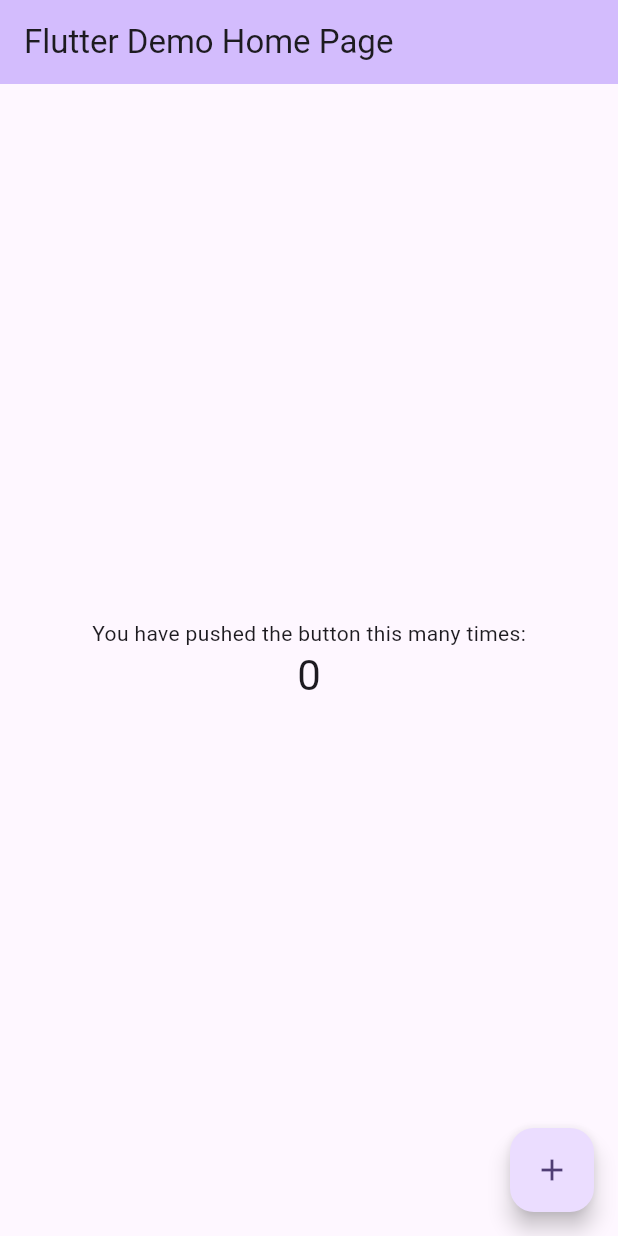
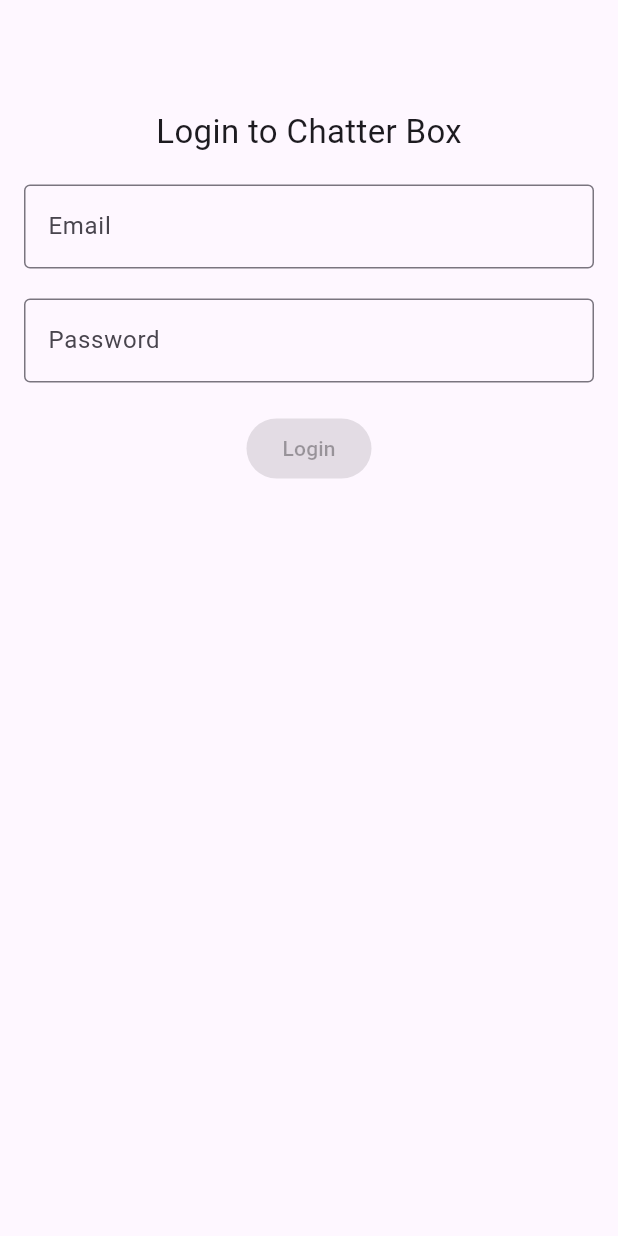
Before and after one commit to kamjony/chatter-box-flutter, a Flutter app: the screen it shows after launch, on a phone screen of 412 x 824 dp. Run offline on Flutter 3.47's test engine with Material 3 defaults, Android fonts, the phone set to English and light mode, and no system bars; our stand-ins replace cloud_firestore, firebase_auth, firebase_core, flutter_hooks, go_router, hooks_riverpod and 1 more; accounts and stored records are empty.

Commit message:
sign_in done with firebase auth, routing done with go_router

```diff
--- /dev/null
+++ b/lib/common_widgets/my_textfield.dart
@@ -0,0 +1,19 @@
+import 'package:flutter/material.dart';
+
+
+class MyTextField extends StatelessWidget {
+  final String label;
+  final TextEditingController textEditingController;
+  MyTextField({required this.label, required this.textEditingController});
+
+  @override
+  Widget build(BuildContext context) {
+    return TextField(
+      controller: textEditingController,
+      decoration: InputDecoration(
+        labelText: label,
+        border: OutlineInputBorder(),
+      ),
+    );
+  }
+}
--- /dev/null
+++ b/lib/features/auth/providers/auth_controller.dart
@@ -0,0 +1,43 @@
+import 'dart:async';
+import 'package:chatter_box/repositories/auth_repository.dart';
+import 'package:firebase_auth/firebase_auth.dart';
+import 'package:riverpod/riverpod.dart';
+
+final authControllerProvider = StateNotifierProvider<AuthController, dynamic>(
+        (ref) => AuthController(ref));
+
+class AuthController extends StateNotifier<User?> {
+  final Ref ref;
+  StreamSubscription<User?>? _authSubscriptionStream;
+
+  AuthController(this.ref) : super(null) {
+    _authSubscriptionStream?.cancel();
+    _authSubscriptionStream = ref
+        .read(authRepositoryProvider)
+        .authStateChanges
+        .listen((user) => state = user);
+  }
+
+  @override
+  void dispose() {
+    _authSubscriptionStream?.cancel();
+    super.dispose();
+  }
+
+  void createUser(String name, email, password) async {
+    await ref.read(authRepositoryProvider).createUser(name, email, password);
+  }
+
+  void signIn(String email, String password) async {
+    await ref.read(authRepositoryProvider).signIn(email, password);
+  }
+
+  void appStarted() async {
+    ref.read(authRepositoryProvider).getCurrentUser();
+  }
+
+
+  void signOut() async {
+    await ref.read(authRepositoryProvider).signOut();
+  }
+}
--- /dev/null
+++ b/lib/features/auth/views/signin/sign_in.dart
@@ -0,0 +1,69 @@
+import 'package:chatter_box/common_widgets/my_textfield.dart';
+import 'package:chatter_box/features/auth/providers/auth_controller.dart';
+import 'package:flutter/material.dart';
+import 'package:flutter_hooks/flutter_hooks.dart';
+import 'package:hooks_riverpod/hooks_riverpod.dart';
+import 'package:go_router/go_router.dart';
+
+class SignIn extends HookConsumerWidget {
+  const SignIn({super.key});
+
+  @override
+  Widget build(BuildContext context, WidgetRef ref) {
+    final emailTextCtrl = useTextEditingController();
+    final passTextCtrl = useTextEditingController();
+
+    final _areFieldsEmpty = useState<bool>(true);
+
+    bool areFieldsEmpty() {
+      return emailTextCtrl.text.toString().isEmpty ||
+          passTextCtrl.text.toString().isEmpty;
+    }
+
+    useEffect(() {
+      emailTextCtrl.addListener(() {
+        _areFieldsEmpty.value = areFieldsEmpty();
+      });
+      passTextCtrl.addListener(() {
+        _areFieldsEmpty.value = areFieldsEmpty();
+      });
+      return null;
+    }, [
+      emailTextCtrl,
+      passTextCtrl,
+    ]);
+
+    return Scaffold(
+      appBar: AppBar(),
+      body: Container(
+        padding: EdgeInsets.all(16),
+        child: Column(
+          children: [
+            Text(
+              'Login to Chatter Box',
+              style: TextStyle(fontSize: 22),
+            ),
+            SizedBox(height: 20),
+            MyTextField(label: 'Email', textEditingController: emailTextCtrl),
+            SizedBox(height: 20),
+            MyTextField(label: 'Password', textEditingController: passTextCtrl),
+            SizedBox(height: 20),
+            ElevatedButton(
+                child: const Text('Login'),
+                onPressed: _areFieldsEmpty.value
+                    ? null
+                    : () {
+                        ref.read(authControllerProvider.notifier)
+                            .signIn(emailTextCtrl.text, passTextCtrl.text);
+                        final user = ref.read(authControllerProvider);
+                        if (user != null) {
+                          context.go('/home');
+
+                        }
+                      }),
+          ],
+        ),
+      ),
+    );
+  }
+}
--- a/lib/main.dart
+++ b/lib/main.dart
@@ -1,7 +1,10 @@
+import 'package:chatter_box/features/auth/providers/auth_controller.dart';
+import 'package:chatter_box/features/auth/views/signin/sign_in.dart';
+import 'package:chatter_box/features/home/home.dart';
 import 'package:firebase_core/firebase_core.dart';
 import 'package:flutter/material.dart';
+import 'package:go_router/go_router.dart';
 import 'package:hooks_riverpod/hooks_riverpod.dart';
-
 import 'firebase_options.dart';
 
 void main() async {
@@ -9,125 +12,31 @@ void main() async {
   await Firebase.initializeApp(
     options: DefaultFirebaseOptions.currentPlatform,
   );
-  runApp(ProviderScope(child: const MyApp()));
+  runApp(ProviderScope(child: MyApp()));
 }
 
-class MyApp extends StatelessWidget {
-  const MyApp({super.key});
+class MyApp extends HookConsumerWidget {
+  @override
+  Widget build(BuildContext context, WidgetRef ref) {
+    final user = ref.watch(authControllerProvider);
 
-  // This widget is the root of your application.
-  @override
-  Widget build(BuildContext context) {
-    return MaterialApp(
-      title: 'Flutter Demo',
+    final GoRouter _router = GoRouter(
+        initialLocation: '/',
+        routes: [
+          GoRoute(path: '/', builder: (context, state) => user == null ? SignIn() : Home()),
+          GoRoute(path: '/signin', builder: (context, state) => SignIn()),
+          GoRoute(path: '/home', builder: (context, state) => Home()),
+        ]);
+
+    return MaterialApp.router(
+      title: 'Chatter Box',
+      routerConfig: _router,
       theme: ThemeData(
-        // This is the theme of your application.
-        //
-        // TRY THIS: Try running your application with "flutter run". You'll see
-        // the application has a purple toolbar. Then, without quitting the app,
-        // try changing the seedColor in the colorScheme below to Colors.green
-        // and then invoke "hot reload" (save your changes or press the "hot
-        // reload" button in a Flutter-supported IDE, or press "r" if you used
-        // the command line to start the app).
-        //
-        // Notice that the counter didn't reset back to zero; the application
-        // state is not lost during the reload. To reset the state, use hot
-        // restart instead.
-        //
-        // This works for code too, not just values: Most code changes can be
-        // tested with just a hot reload.
-        colorScheme: ColorScheme.fromSeed(seedColor: Colors.deepPurple),
-        useMaterial3: true,
+          useMaterial3: true,
+          colorScheme: ColorScheme.fromSeed(seedColor: Colors.deepPurple)
+
       ),
-      home: const MyHomePage(title: 'Flutter Demo Home Page'),
     );
   }
+
 }
-
-class MyHomePage extends StatefulWidget {
-  const MyHomePage({super.key, required this.title});
-
-  // This widget is the home page of your application. It is stateful, meaning
-  // that it has a State object (defined below) that contains fields that affect
-  // how it looks.
-
-  // This class is the configuration for the state. It holds the values (in this
-  // case the title) provided by the parent (in this case the App widget) and
-  // used by the build method of the State. Fields in a Widget subclass are
-  // always marked "final".
-
-  final String title;
-
-  @override
-  State<MyHomePage> createState() => _MyHomePageState();
-}
-
-class _MyHomePageState extends State<MyHomePage> {
-  int _counter = 0;
-
-  void _incrementCounter() {
-    setState(() {
-      // This call to setState tells the Flutter framework that something has
-      // changed in this State, which causes it to rerun the build method below
-      // so that the display can reflect the updated values. If we changed
-      // _counter without calling setState(), then the build method would not be
-      // called again, and so nothing would appear to happen.
-      _counter++;
-    });
-  }
-
-  @override
-  Widget build(BuildContext context) {
-    // This method is rerun every time setState is called, for instance as done
-    // by the _incrementCounter method above.
-    //
-    // The Flutter framework has been optimized to make rerunning build methods
-    // fast, so that you can just rebuild anything that needs updating rather
-    // than having to individually change instances of widgets.
-    return Scaffold(
-      appBar: AppBar(
-        // TRY THIS: Try changing the color here to a specific color (to
-        // Colors.amber, perhaps?) and trigger a hot reload to see the AppBar
-        // change color while the other colors stay the same.
-        backgroundColor: Theme.of(context).colorScheme.inversePrimary,
-        // Here we take the value from the MyHomePage object that was created by
-        // the App.build method, and use it to set our appbar title.
-        title: Text(widget.title),
-      ),
-      body: Center(
-        // Center is a layout widget. It takes a single child and positions it
-        // in the middle of the parent.
-        child: Column(
-          // Column is also a layout widget. It takes a list of children and
-          // arranges them vertically. By default, it sizes itself to fit its
-          // children horizontally, and tries to be as tall as its parent.
-          //
-          // Column has various properties to control how it sizes itself and
-          // how it positions its children. Here we use mainAxisAlignment to
-          // center the children vertically; the main axis here is the vertical
-          // axis because Columns are vertical (the cross axis would be
-          // horizontal).
-          //
-          // TRY THIS: Invoke "debug painting" (choose the "Toggle Debug Paint"
-          // action in the IDE, or press "p" in the console), to see the
-          // wireframe for each widget.
-          mainAxisAlignment: MainAxisAlignment.center,
-          children: <Widget>[
-            const Text(
-              'You have pushed the button this many times:',
-            ),
-            Text(
-              '$_counter',
-              style: Theme.of(context).textTheme.headlineMedium,
-            ),
-          ],
-        ),
-      ),
-      floatingActionButton: FloatingActionButton(
-        onPressed: _incrementCounter,
-        tooltip: 'Increment',
-        child: const Icon(Icons.add),
-      ), // This trailing comma makes auto-formatting nicer for build methods.
-    );
-  }
-}
--- a/lib/repositories/auth_repository.dart
+++ b/lib/repositories/auth_repository.dart
@@ -1,10 +1,19 @@
+import 'package:chatter_box/providers.dart';
 import 'package:firebase_auth/firebase_auth.dart';
-import 'package:hooks_riverpod/hooks_riverpod.dart';
+import 'package:riverpod/riverpod.dart';
+
+final authRepositoryProvider =
+Provider<AuthRepository>((ref) => AuthRepository(ref));
 
 abstract class BaseAuthRepository {
   Stream<User?> get authStateChanges;
-  Future<void> signIn();
+
+  Future<void> createUser(String name, String email, String password);
+
+  Future<void> signIn(String email, String password);
+
   User? getCurrentUser();
+
   Future<void> signOut();
 }
 
@@ -14,21 +23,48 @@ class AuthRepository extends BaseAuthRepository {
   AuthRepository(this.ref);
 
   @override
-  Stream<User?> get authStateChanges => throw UnimplementedError();
+  Stream<User?> get authStateChanges =>
+      ref.read(firebaseAuthProvider).authStateChanges();
 
   @override
   User? getCurrentUser() {
-    throw UnimplementedError();
+    print('user get');
+    return ref.read(firebaseAuthProvider).currentUser;
   }
 
   @override
-  Future<void> signIn() {
-    throw UnimplementedError();
+  Future<void> signIn(String email, String password) async {
+    try {
+      await ref
+          .read(firebaseAuthProvider)
+          .signInWithEmailAndPassword(email: email, password: password);
+    } on FirebaseAuthException catch (e) {
+      if (e.code == 'INVALID_LOGIN_CREDENTIALS') {
+
+      }
+    }
   }
 
   @override
-  Future<void> signOut() {
-    throw UnimplementedError();
+  Future<void> signOut() async {
+    await ref.read(firebaseAuthProvider).signOut();
   }
 
+  @override
+  Future<void> createUser(String name, String email, String password) async {
+    try {
+      final user = await ref
+          .read(firebaseAuthProvider)
+          .createUserWithEmailAndPassword(email: email, password: password);
+
+      await user.user?.updateDisplayName(name);
+    } on FirebaseAuthException catch (e) {
+      if (e.code == 'weak-password') {
+
+      } else if (e.code == 'email-already-in-use') {
+
+      }
+    }
+
+  }
 }
```
Also changed, not shown: lib/features/home/home.dart (added, +26 -0 lines), lib/providers.dart (added, +11 -0 lines), lib/features/auth/views/widgets/textfield_with_title.dart (added), 1 other file.
